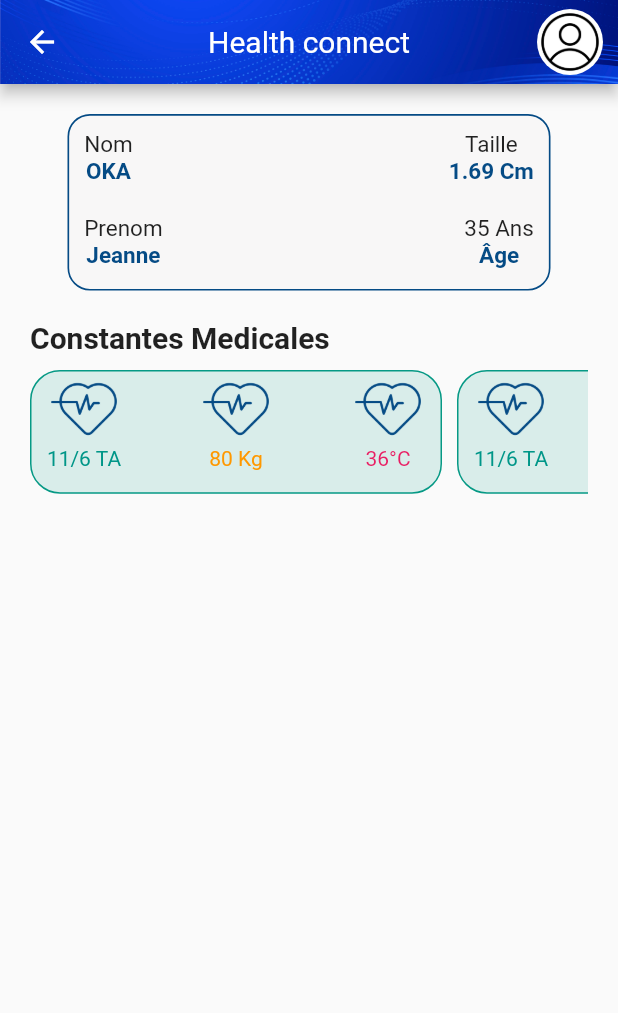
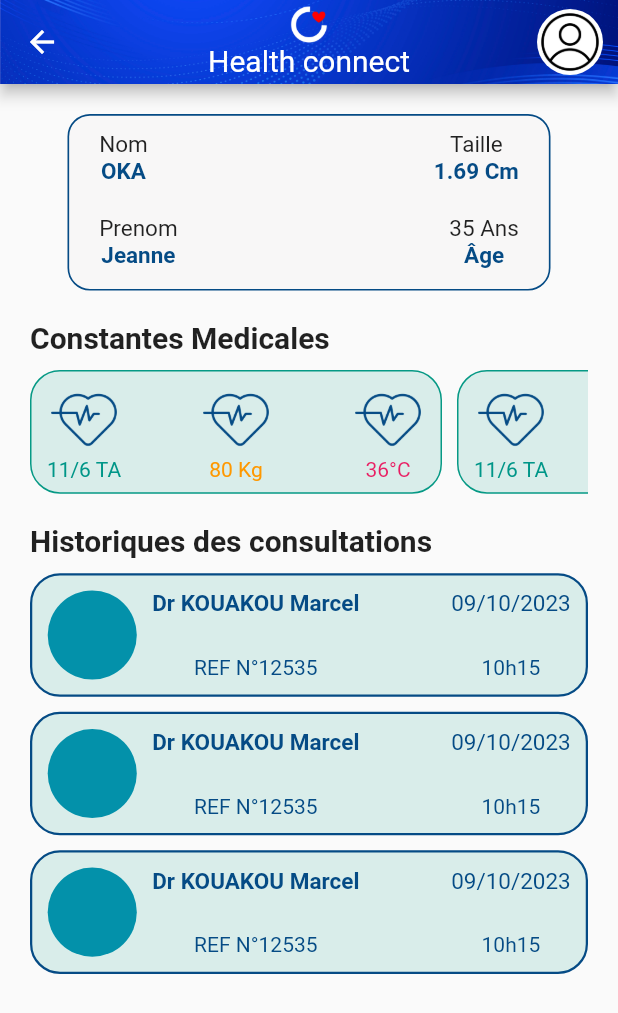
Before and after one commit to Nooralum/healConnect, a Flutter app: the MonCarnetAdoPage screen opened directly, on a phone screen of 412 x 824 dp. Shown: the top 1013 px of the screen. Run offline on Flutter 3.47's test engine with Material 2 defaults, Android fonts, the phone set to English and light mode, and no system bars; our stand-ins replace table_calendar.

Commit message:
ajout des historiques des consultaions dans mon Carnet

```diff
--- a/lib/views/mon_carnet_ado.dart
+++ b/lib/views/mon_carnet_ado.dart
@@ -1,4 +1,6 @@
+// ignore_for_file: public_member_api_docs, sort_constructors_first
 import 'package:flutter/material.dart';
+
 import 'package:healconnect/constant.dart';
 
 import '../model_constante_medicale.dart';
@@ -38,9 +40,18 @@ class _MonCarnetAdoPageState extends State<MonCarnetAdoPage> {
     return Scaffold(
       appBar: AppBar(
         centerTitle: true,
-        title: const Text(
+        title: Column(
+          children: [
+            Image.asset(
+              'assets/images/healthconnectAkadje-removebg-preview.png',
+              height: 25,
+            ),
+            const Text(
               "Health connect",
-          style: TextStyle(fontWeight: FontWeight.w400, color: Colors.white),
+              style:
+                  TextStyle(fontWeight: FontWeight.w400, color: Colors.white),
+            ),
+          ],
         ),
         actions: [
           InkWell(
@@ -80,7 +91,8 @@ class _MonCarnetAdoPageState extends State<MonCarnetAdoPage> {
                     border: Border.all(color: kBgroundBlue, width: 1.1),
                     borderRadius: BorderRadius.circular(15)),
                 child: Padding(
-                  padding: const EdgeInsets.all(10.0),
+                  padding: const EdgeInsets.only(
+                      left: 20.0, right: 20.0, top: 10.0, bottom: 10.0),
                   child: MonCarnetColumn(
                     text1: "Nom",
                     text2: liste[0].nom,
@@ -128,45 +140,39 @@ class _MonCarnetAdoPageState extends State<MonCarnetAdoPage> {
                             child: Row(
                               mainAxisAlignment: MainAxisAlignment.spaceBetween,
                               children: [
-                                Column(
-                                  children: [
-                                    Image.asset(
+                                ColumnObjetEtText(
+                                  alignment: MainAxisAlignment.center,
+                                  liste2: liste2,
+                                  text1: Image.asset(
                                     'assets/logos/cardio.png',
                                     color: kBgroundBlue,
                                     height: 50,
                                   ),
-                                    Text(
-                                      "${liste2[index].tensionA}/6 TA",
-                                      style:
-                                          const TextStyle(color: Colors.teal),
-                                    )
-                                  ],
+                                  text2: "${liste2[index].tensionA}/6 TA",
+                                  colorsTextAdImage: Colors.teal,
                                 ),
-                                Column(
-                                  children: [
-                                    Image.asset(
+                                ColumnObjetEtText(
+                                  alignment: MainAxisAlignment.center,
+                                  liste2: liste2,
+                                  text1: Image.asset(
                                     'assets/logos/cardio.png',
                                     color: kBgroundBlue,
                                     height: 50,
                                   ),
-                                    Text(
-                                      "${liste2[index].poids} Kg",
-                                      style:
-                                          const TextStyle(color: Colors.orange),
-                                    )
-                                  ],
+                                  text2: '${liste2[index].poids} Kg',
+                                  colorsTextAdImage: Colors.orange,
                                 ),
-                                Column(
-                                  children: [
-                                    Image.asset(
+                                ColumnObjetEtText(
+                                  liste2: liste2,
+                                  text1: Image.asset(
                                     'assets/logos/cardio.png',
                                     color: kBgroundBlue,
                                     height: 50,
                                   ),
-                                    Text("${liste2[index].temperature}°C", style:
-                                          const TextStyle(color: Colors.pink))
-                                  ],
-                                )
+                                  text2: '${liste2[index].temperature}°C',
+                                  colorsTextAdImage: Colors.pink,
+                                  alignment: MainAxisAlignment.center,
+                                ),
                               ],
                             ),
                           ),
@@ -179,6 +185,81 @@ class _MonCarnetAdoPageState extends State<MonCarnetAdoPage> {
                       );
                     },
                     itemCount: liste2.length),
+              ),
+              const SizedBox(
+                height: 20.0,
+              ),
+              const Row(
+                mainAxisAlignment: MainAxisAlignment.start,
+                children: [
+                  Text(
+                    "Historiques des consultations",
+                    style: TextStyle(fontWeight: FontWeight.bold, fontSize: 20),
+                  ),
+                ],
+              ),
+              const SizedBox(
+                height: 10.0,
+              ),
+              SizedBox(
+                width: size.width,
+                height: size.height / 3,
+                child: ListView.separated(
+                    itemBuilder: (context, index) {
+                      return Container(
+                        width: size.width,
+                        height: size.height / 10,
+                        decoration: BoxDecoration(
+                            color: const Color.fromARGB(34, 6, 153, 133),
+                            border: Border.all(color: kBgroundBlue, width: 1.5),
+                            borderRadius: BorderRadius.circular(20)),
+                        child: Padding(
+                          padding: const EdgeInsets.all(10.0),
+                          child: Row(
+                            children: [
+                              const CircleAvatar(
+                                radius: 30,
+                                backgroundColor: kColor,
+                              ),
+                              const SizedBox(
+                                width: 10.0,
+                              ),
+                              ColumnObjetEtText(
+                                liste2: liste2,
+                                text1: const Text(
+                                  "Dr KOUAKOU Marcel",
+                                  style: TextStyle(
+                                      color: kBgroundBlue,
+                                      fontWeight: FontWeight.bold,
+                                      fontSize: 15),
+                                ),
+                                colorsTextAdImage: kBgroundBlue,
+                                text2: 'REF N°12535',
+                                alignment: MainAxisAlignment.spaceBetween,
+                              ),
+                              const Spacer(),
+                              ColumnObjetEtText(
+                                liste2: liste2,
+                                text1: const Text(
+                                  "09/10/2023",
+                                  style: TextStyle(
+                                      color: kBgroundBlue, fontSize: 15),
+                                ),
+                                colorsTextAdImage: kBgroundBlue,
+                                text2: '10h15',
+                                alignment: MainAxisAlignment.spaceBetween,
+                              ),
+                            ],
+                          ),
+                        ),
+                      );
+                    },
+                    separatorBuilder: (context, index) {
+                      return const SizedBox(
+                        height: 10.0,
+                      );
+                    },
+                    itemCount: liste2.length + 2),
               )
             ],
           ),
@@ -187,6 +268,44 @@ class _MonCarnetAdoPageState extends State<MonCarnetAdoPage> {
     );
   }
 }
+
+class ColumnObjetEtText extends StatelessWidget {
+  const ColumnObjetEtText({
+    Key? key,
+    required this.text1,
+    required this.text2,
+    required this.liste2,
+    required this.colorsTextAdImage,
+    required this.alignment,
+  }) : super(key: key);
+  final Widget text1;
+  final String text2;
+  final Color colorsTextAdImage;
+  final MainAxisAlignment alignment;
+
+  final List<ConstantesMedicales> liste2;
+
+  @override
+  Widget build(BuildContext context) {
+    return Column(
+      mainAxisAlignment: alignment,
+      children: [
+        text1,
+        Text(
+          text2,
+          style: TextStyle(color: colorsTextAdImage),
+        )
+      ],
+    );
+  }
+}
+
+/*  Image.asset(
+          'assets/logos/cardio.png',
+          color: kBgroundBlue,
+          height: 50,
+          "${liste2[index].tensionA}/6 TA"
+        ), */
 
 class MonCarnetColumn extends StatelessWidget {
   const MonCarnetColumn({
--- a/lib/views/rend_2_vous_page.dart
+++ b/lib/views/rend_2_vous_page.dart
@@ -82,9 +82,18 @@ class _RendezVousPageState extends State<RendezVousPage> {
     return Scaffold(
       appBar: AppBar(
         centerTitle: true,
-        title: const Text(
-          "Health connect",
-          style: TextStyle(fontWeight: FontWeight.w400, color: Colors.white),
+        title: Column(
+          children: [
+            Image.asset(
+              'assets/images/healthconnectAkadje-removebg-preview.png',
+              height: 25,
+            ),
+            const Text(
+              "Health connect",
+              style:
+                  TextStyle(fontWeight: FontWeight.w400, color: Colors.white),
+            ),
+          ],
         ),
         actions: [
           InkWell(
```
Also changed, not shown: assets/images/healthconnectAkadje-removebg-preview.png (added), assets/images/healthconnectAkadje.jpg (added), assets/images/photoMOnCarnet.jpg (added). Lines whose indentation alone changed are shown as unchanged.
